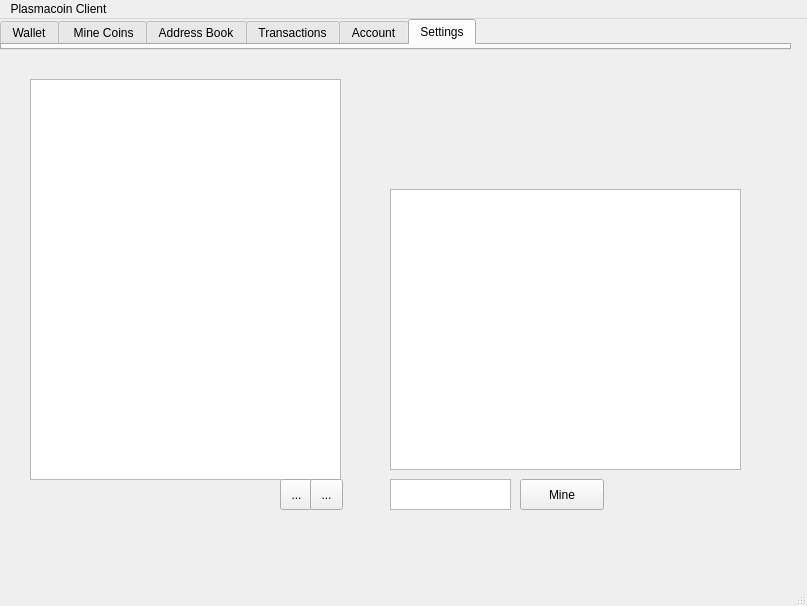
plasmacoin-crypto/Plasmacoin-Blockchain, file src/qt/plasmacoin-ui/mainwindow.ui: the form before one commit.
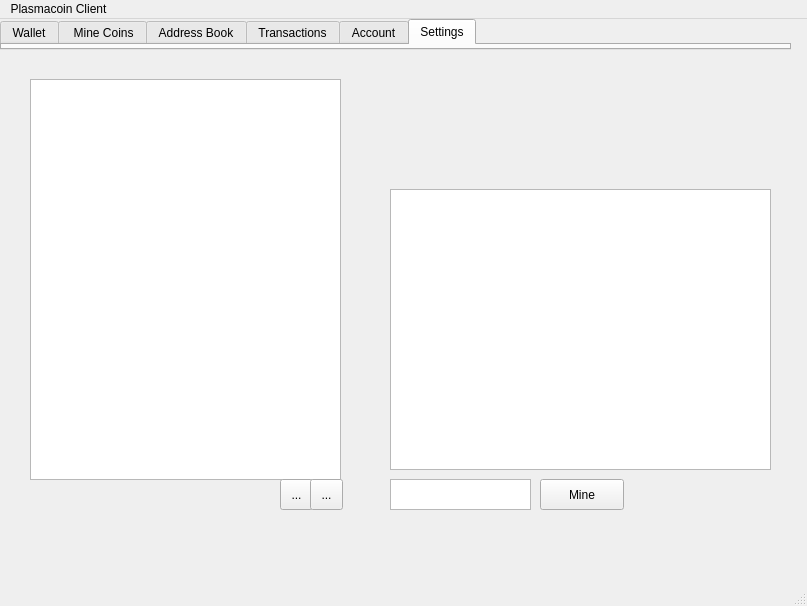
The form after the commit. Icons and pictures are not drawn.

```diff
--- a/src/qt/plasmacoin-ui/mainwindow.ui
+++ b/src/qt/plasmacoin-ui/mainwindow.ui
@@ -157,7 +157,7 @@
      <widget class="QPushButton" name="btn_mine">
       <property name="geometry">
        <rect>
-        <x>520</x>
+        <x>540</x>
         <y>430</y>
         <width>84</width>
         <height>31</height>
@@ -231,7 +231,7 @@
        <rect>
         <x>390</x>
         <y>140</y>
-        <width>351</width>
+        <width>381</width>
         <height>281</height>
        </rect>
       </property>
@@ -241,7 +241,7 @@
        <rect>
         <x>390</x>
         <y>430</y>
-        <width>121</width>
+        <width>141</width>
         <height>31</height>
        </rect>
       </property>
```
